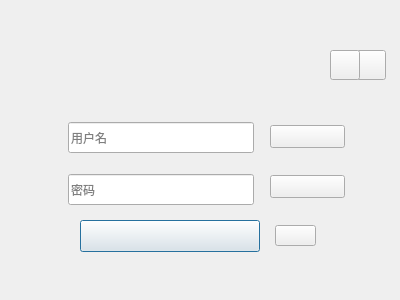
longruiliu/ECR, file ForeEnd/logindialog.ui: the form before one commit.
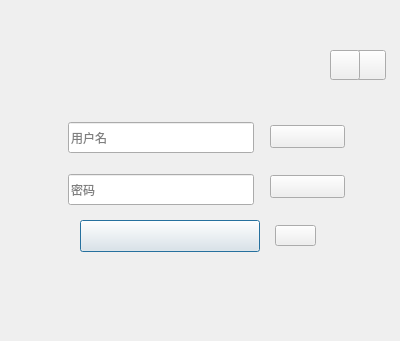
The form after the commit. Icons and pictures are not drawn.

Patch:
```diff
--- a/ForeEnd/logindialog.ui
+++ b/ForeEnd/logindialog.ui
@@ -7,7 +7,7 @@
     <x>0</x>
     <y>0</y>
     <width>400</width>
-    <height>300</height>
+    <height>341</height>
    </rect>
   </property>
   <property name="windowTitle">
@@ -187,6 +187,28 @@
     </property>
    </widget>
   </widget>
+  <widget class="QLabel" name="messageLabel">
+   <property name="geometry">
+    <rect>
+     <x>80</x>
+     <y>310</y>
+     <width>241</width>
+     <height>21</height>
+    </rect>
+   </property>
+   <property name="font">
+    <font>
+     <family>微软雅黑</family>
+     <pointsize>14</pointsize>
+    </font>
+   </property>
+   <property name="text">
+    <string/>
+   </property>
+   <property name="alignment">
+    <set>Qt::AlignCenter</set>
+   </property>
+  </widget>
  </widget>
  <resources/>
  <connections>
```
